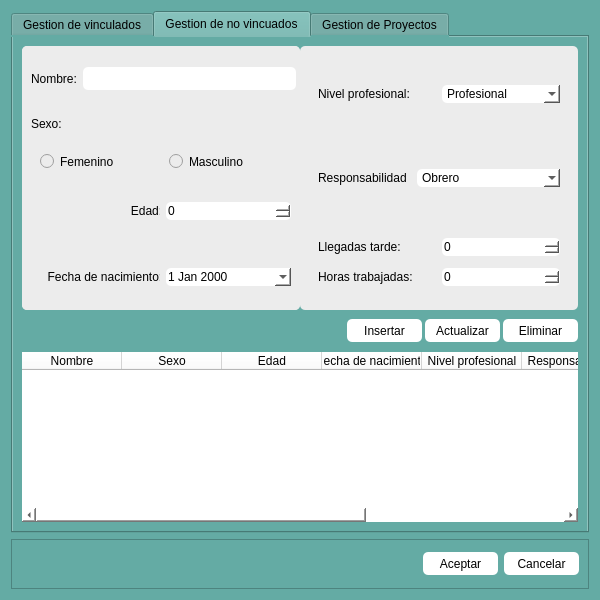
This is Sistema de nominas/Vista/UI/gestionar.ui in Reynier2020/Sistema_nominas as Qt 5 draws it before an edit. The edited form follows.
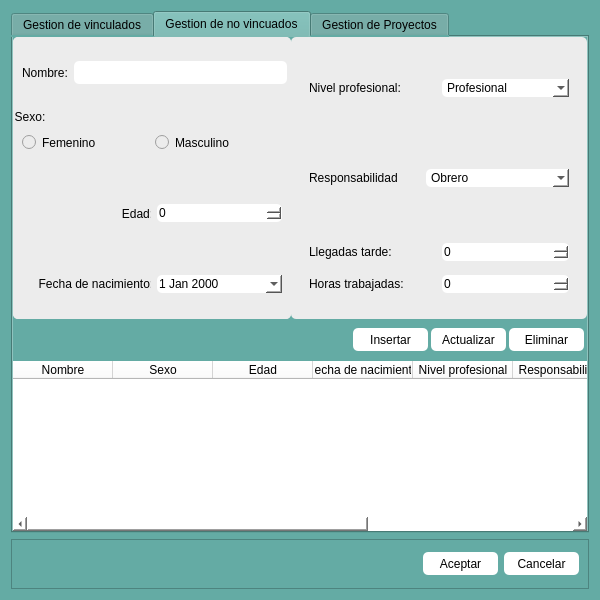
This is the edited form. The open tabs and pages were chosen to show the change.

Patch:
```diff
--- a/Sistema de nominas/Vista/UI/gestionar.ui
+++ b/Sistema de nominas/Vista/UI/gestionar.ui
@@ -89,7 +89,7 @@
             <property name="frameShadow">
              <enum>QFrame::Raised</enum>
             </property>
-            <layout class="QVBoxLayout" name="verticalLayout_3">
+            <layout class="QVBoxLayout" name="verticalLayout_2">
              <property name="spacing">
               <number>0</number>
              </property>
@@ -617,6 +617,21 @@
        <string>Gestion de no vincuados</string>
       </attribute>
       <layout class="QVBoxLayout" name="verticalLayout_11">
+       <property name="spacing">
+        <number>6</number>
+       </property>
+       <property name="leftMargin">
+        <number>0</number>
+       </property>
+       <property name="topMargin">
+        <number>0</number>
+       </property>
+       <property name="rightMargin">
+        <number>0</number>
+       </property>
+       <property name="bottomMargin">
+        <number>0</number>
+       </property>
        <item>
         <widget class="QFrame" name="frame_4">
          <property name="styleSheet">
@@ -667,7 +682,7 @@
             <property name="frameShadow">
              <enum>QFrame::Raised</enum>
             </property>
-            <layout class="QVBoxLayout" name="verticalLayout_7">
+            <layout class="QVBoxLayout" name="verticalLayout_3">
              <property name="spacing">
               <number>0</number>
              </property>
@@ -719,60 +734,23 @@
               </widget>
              </item>
              <item>
-              <widget class="QFrame" name="frame_sexo_2">
-               <property name="frameShape">
-                <enum>QFrame::StyledPanel</enum>
+              <widget class="QGroupBox" name="groupBox_sexo_no">
+               <property name="title">
+                <string>Sexo:</string>
                </property>
-               <property name="frameShadow">
-                <enum>QFrame::Raised</enum>
-               </property>
-               <layout class="QVBoxLayout" name="verticalLayout_8">
-                <property name="spacing">
-                 <number>9</number>
-                </property>
-                <property name="leftMargin">
-                 <number>9</number>
-                </property>
-                <property name="topMargin">
-                 <number>0</number>
-                </property>
-                <property name="rightMargin">
-                 <number>0</number>
-                </property>
-                <property name="bottomMargin">
-                 <number>0</number>
-                </property>
+               <layout class="QHBoxLayout" name="horizontalLayout_14">
                 <item>
-                 <widget class="QLabel" name="label_sexo_2">
+                 <widget class="QRadioButton" name="radioButton_Femenino_2">
                   <property name="text">
-                   <string>Sexo:</string>
+                   <string>Femenino</string>
                   </property>
                  </widget>
                 </item>
                 <item>
-                 <widget class="QFrame" name="frame_10">
-                  <property name="frameShape">
-                   <enum>QFrame::StyledPanel</enum>
+                 <widget class="QRadioButton" name="radioButton_masculino_2">
+                  <property name="text">
+                   <string>Masculino</string>
                   </property>
-                  <property name="frameShadow">
-                   <enum>QFrame::Raised</enum>
-                  </property>
-                  <layout class="QHBoxLayout" name="horizontalLayout_14">
-                   <item>
-                    <widget class="QRadioButton" name="radioButton_Femenino_2">
-                     <property name="text">
-                      <string>Femenino</string>
-                     </property>
-                    </widget>
-                   </item>
-                   <item>
-                    <widget class="QRadioButton" name="radioButton_masculino_2">
-                     <property name="text">
-                      <string>Masculino</string>
-                     </property>
-                    </widget>
-                   </item>
-                  </layout>
                  </widget>
                 </item>
                </layout>
@@ -1059,7 +1037,7 @@
            <number>0</number>
           </property>
           <property name="rightMargin">
-           <number>0</number>
+           <number>3</number>
           </property>
           <property name="bottomMargin">
            <number>0</number>
```
Left out of the diff: 126 changed lines with no effect on the pictures.
